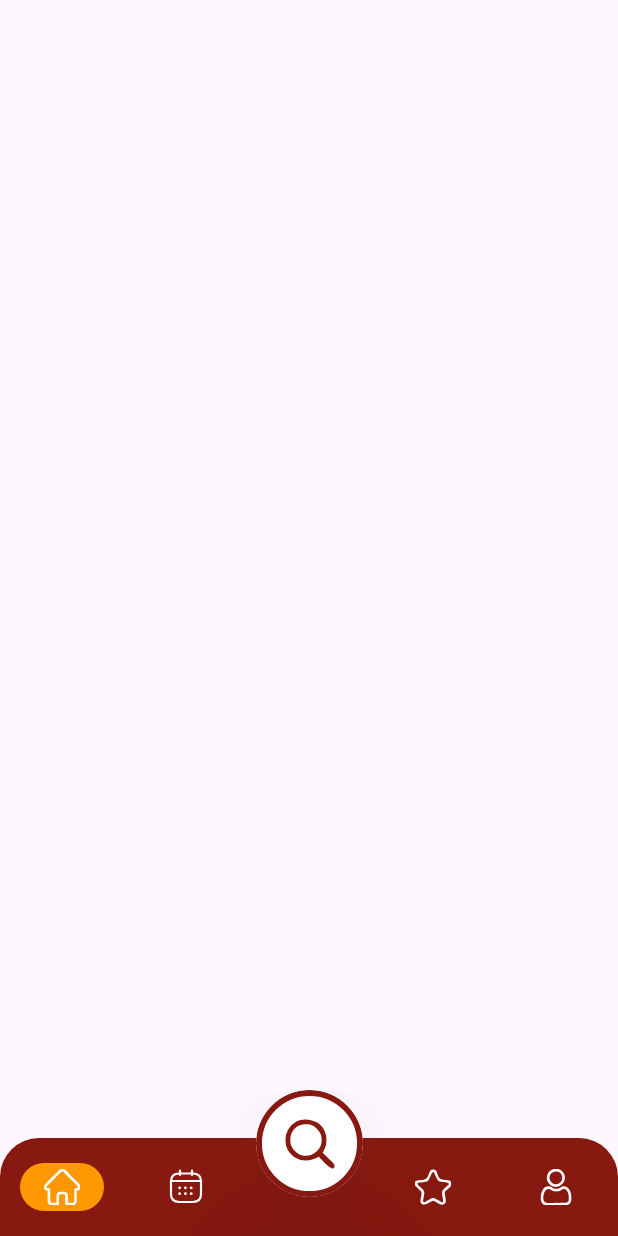
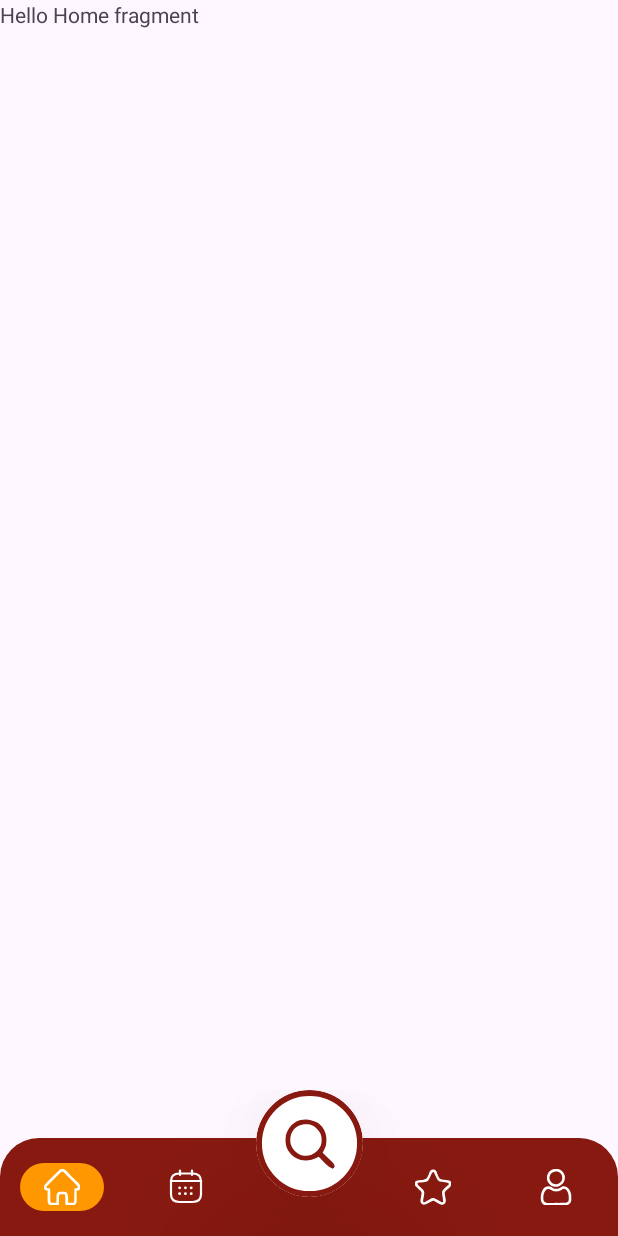
Before and after one commit to MansoorNisar92/just-bar-it-android, an Android app: the DashboardScreen screen opened directly, with no data from a screen before it, on a phone screen of 412 x 824 dp. Run offline under Robolectric (Android 15) with nearby library versions, the phone set to English and light mode, and no system bars; our stand-ins replace Dagger/Hilt's generated code, data binding, sdp/ssp sizes.

Commit message:
[Basic Fragments created for all the Four Options]

```diff
--- a/app/build.gradle.kts
+++ b/app/build.gradle.kts
@@ -64,6 +64,9 @@ dependencies {
     implementation("org.jetbrains.kotlinx:kotlinx-coroutines-core:1.7.1")
     implementation("org.jetbrains.kotlinx:kotlinx-coroutines-android:1.7.1")
 
+    implementation("androidx.navigation:navigation-fragment-ktx:2.7.5")
+    implementation("androidx.navigation:navigation-ui-ktx:2.7.5")
+
     testImplementation("junit:junit:4.13.2")
     androidTestImplementation("androidx.test.ext:junit:1.1.5")
     androidTestImplementation("androidx.test.espresso:espresso-core:3.5.1")
--- a/app/src/main/java/com/android/app/justbarit/presentation/dashboard/DashboardScreen.kt
+++ b/app/src/main/java/com/android/app/justbarit/presentation/dashboard/DashboardScreen.kt
@@ -5,6 +5,10 @@ import android.view.MenuItem
 import android.view.View
 import android.view.animation.Animation
 import android.view.animation.AnimationUtils
+import androidx.annotation.IdRes
+import androidx.navigation.NavController
+import androidx.navigation.NavOptions
+import androidx.navigation.fragment.NavHostFragment
 import com.android.app.justbarit.R
 import com.android.app.justbarit.databinding.ActivityDashboardBinding
 import com.android.app.justbarit.presentation.base.JustBarItBaseActvity
@@ -18,21 +22,57 @@ class DashboardScreen : JustBarItBaseActvity() {
         super.onCreate(savedInstanceState)
         binding = ActivityDashboardBinding.inflate(layoutInflater)
         setContentView(binding.root)
+        setNavGraph()
         binding.includedBottomNavigationLayout.bottomNavigation.setOnItemSelectedListener {
             onBottomNavItemClicked(it)
             true
         }
     }
 
+    private fun setNavGraph() {
+        navController().apply {
+            graph = navInflater.inflate(R.navigation.nav_graph).apply {
+                setStartDestination(R.id.homeFragment)
+            }
+        }
+    }
+
+    private fun navController(): NavController {
+        val navHost =
+            supportFragmentManager.findFragmentById(R.id.navHostFragmentView) as NavHostFragment
+        return navHost.navController
+    }
+
     private fun onBottomNavItemClicked(item: MenuItem) {
         val animation: Animation = AnimationUtils.loadAnimation(this, R.anim.scale_up)
-        val iconView = binding.includedBottomNavigationLayout.bottomNavigation.findViewById<View>(item.itemId)
+        val iconView =
+            binding.includedBottomNavigationLayout.bottomNavigation.findViewById<View>(item.itemId)
         iconView.startAnimation(animation)
         when (item.itemId) {
-            R.id.action_home -> {}
-            R.id.action_calendar -> {}
-            R.id.action_star -> {}
-            R.id.action_profile -> {}
+            R.id.action_home -> {
+                navigate(R.id.homeFragment)
+            }
+            R.id.action_calendar -> {
+                navigate(R.id.calendarFragment)
+            }
+            R.id.action_star -> {
+                navigate(R.id.starFragment)
+            }
+            R.id.action_profile -> {
+                navigate(R.id.profileFragment)
+            }
         }
     }
+
+    private fun navigate(@IdRes id: Int){
+        val navOptions = navOptions()
+        navController().navigate(id, null, navOptions = navOptions)
+    }
+
+    private fun navOptions() = NavOptions.Builder()
+        .setEnterAnim(R.anim.slide_in)
+        .setExitAnim(R.anim.slide_out)
+        .setPopEnterAnim(R.anim.slide_in)
+        .setPopExitAnim(R.anim.slide_out)
+        .build()
 }
--- /dev/null
+++ b/app/src/main/java/com/android/app/justbarit/presentation/feature_home/view/HomeFragment.kt
@@ -0,0 +1,33 @@
+package com.android.app.justbarit.presentation.feature_home.view
+
+import android.os.Bundle
+import android.view.LayoutInflater
+import android.view.View
+import android.view.ViewGroup
+import androidx.fragment.app.Fragment
+import com.android.app.justbarit.R
+import com.android.app.justbarit.databinding.FragmentHomeBinding
+import dagger.hilt.android.AndroidEntryPoint
+
+
+@AndroidEntryPoint
+class HomeFragment : Fragment() {
+    private lateinit var binding: FragmentHomeBinding
+    override fun onCreateView(
+        inflater: LayoutInflater, container: ViewGroup?,
+        savedInstanceState: Bundle?
+    ): View {
+        binding = FragmentHomeBinding.inflate(inflater, container, false)
+        return binding.root
+    }
+
+    companion object {
+        @JvmStatic
+        fun newInstance(param1: String, param2: String) =
+            HomeFragment().apply {
+                arguments = Bundle().apply {
+
+                }
+            }
+    }
+}
--- a/app/src/main/res/layout/activity_dashboard.xml
+++ b/app/src/main/res/layout/activity_dashboard.xml
@@ -8,6 +8,24 @@
         android:layout_height="match_parent"
         tools:context=".presentation.dashboard.DashboardScreen">
 
+        <FrameLayout
+            android:id="@+id/container"
+            android:layout_width="0dp"
+            android:layout_height="match_parent"
+            app:layout_constraintBottom_toTopOf="@id/bottomNavigationLayout"
+            app:layout_constraintEnd_toEndOf="parent"
+            app:layout_constraintStart_toStartOf="parent"
+            app:layout_constraintTop_toTopOf="parent">
+
+            <fragment
+                android:id="@+id/navHostFragmentView"
+                android:name="androidx.navigation.fragment.NavHostFragment"
+                android:layout_width="match_parent"
+                android:layout_height="match_parent"
+                app:defaultNavHost="true"
+                app:navGraph="@navigation/nav_graph" />
+        </FrameLayout>
+
         <androidx.constraintlayout.widget.ConstraintLayout
             android:id="@+id/bottomNavigationLayout"
             android:layout_width="0dp"
@@ -16,7 +34,9 @@
             app:layout_constraintEnd_toEndOf="parent"
             app:layout_constraintStart_toStartOf="parent">
 
-            <include android:id="@+id/includedBottomNavigationLayout" layout="@layout/bottom_navigation" />
+            <include
+                android:id="@+id/includedBottomNavigationLayout"
+                layout="@layout/bottom_navigation" />
         </androidx.constraintlayout.widget.ConstraintLayout>
 
     </androidx.constraintlayout.widget.ConstraintLayout>
--- /dev/null
+++ b/app/src/main/res/layout/fragment_home.xml
@@ -0,0 +1,13 @@
+<?xml version="1.0" encoding="utf-8"?>
+<FrameLayout xmlns:android="http://schemas.android.com/apk/res/android"
+    xmlns:tools="http://schemas.android.com/tools"
+    android:layout_width="match_parent"
+    android:layout_height="match_parent"
+    tools:context=".presentation.feature_home.view.HomeFragment">
+
+    <TextView
+        android:layout_width="match_parent"
+        android:layout_height="match_parent"
+        android:text="Hello Home fragment" />
+
+</FrameLayout>
--- /dev/null
+++ b/app/src/main/res/navigation/nav_graph.xml
@@ -0,0 +1,29 @@
+<?xml version="1.0" encoding="utf-8"?>
+<navigation xmlns:android="http://schemas.android.com/apk/res/android"
+    xmlns:app="http://schemas.android.com/apk/res-auto"
+    xmlns:tools="http://schemas.android.com/tools"
+    android:id="@+id/nav_graph"
+    app:startDestination="@id/homeFragment">
+
+    <fragment
+        android:id="@+id/homeFragment"
+        android:name="com.android.app.justbarit.presentation.feature_home.view.HomeFragment"
+        android:label="HomeFragment"
+        tools:layout="@layout/fragment_home"/>
+    <fragment
+        android:id="@+id/calendarFragment"
+        android:name="com.android.app.justbarit.presentation.feature_calendar.view.CalendarFragment"
+        android:label="CalendarFragment"
+        tools:layout="@layout/fragment_calendar"/>
+    <fragment
+        android:id="@+id/starFragment"
+        android:name="com.android.app.justbarit.presentation.feature_star.view.StarFragment"
+        android:label="StarFragment"
+        tools:layout="@layout/fragment_star"/>
+    <fragment
+        android:id="@+id/profileFragment"
+        android:name="com.android.app.justbarit.presentation.feature_profile.view.ProfileFragment"
+        android:label="ProfileFragment"
+        tools:layout="@layout/fragment_profile" />
+
+</navigation>
--- a/app/src/main/res/values/colors.xml
+++ b/app/src/main/res/values/colors.xml
@@ -4,6 +4,7 @@
     <color name="white">#FFFFFFFF</color>
     <color name="red">#FF2B00</color>
     <color name="blue">#2E3CFF</color>
+    <color name="top_bar_color">#D34F38</color>
     <color name="nav_bar_color">#871910</color>
     <color name="bottom_navigation_tab_color">#FF9800</color>
 </resources>
--- a/app/src/main/res/values/themes.xml
+++ b/app/src/main/res/values/themes.xml
@@ -1,7 +1,7 @@
 <resources>
     <!-- Base application theme. -->
     <style name="Base.Theme.JustBarIt" parent="Theme.Material3.DayNight.NoActionBar">
-        <item name="android:statusBarColor">@color/nav_bar_color</item>
+        <item name="android:statusBarColor">@color/top_bar_color</item>
         <!-- Customize your light theme here. -->
         <!-- <item name="colorPrimary">@color/my_light_primary</item> -->
     </style>
```
Also changed, not shown: app/src/main/java/com/android/app/justbarit/presentation/feature_calendar/view/CalendarFragment.kt (added, +32 -0 lines), app/src/main/java/com/android/app/justbarit/presentation/feature_profile/view/ProfileFragment.kt (added, +32 -0 lines), app/src/main/java/com/android/app/justbarit/presentation/feature_star/view/StarFragment.kt (added, +32 -0 lines), app/src/main/res/layout/fragment_calendar.xml (added, +14 -0 lines), app/src/main/res/layout/fragment_profile.xml (added, +14 -0 lines), app/src/main/res/layout/fragment_star.xml (added, +14 -0 lines).
